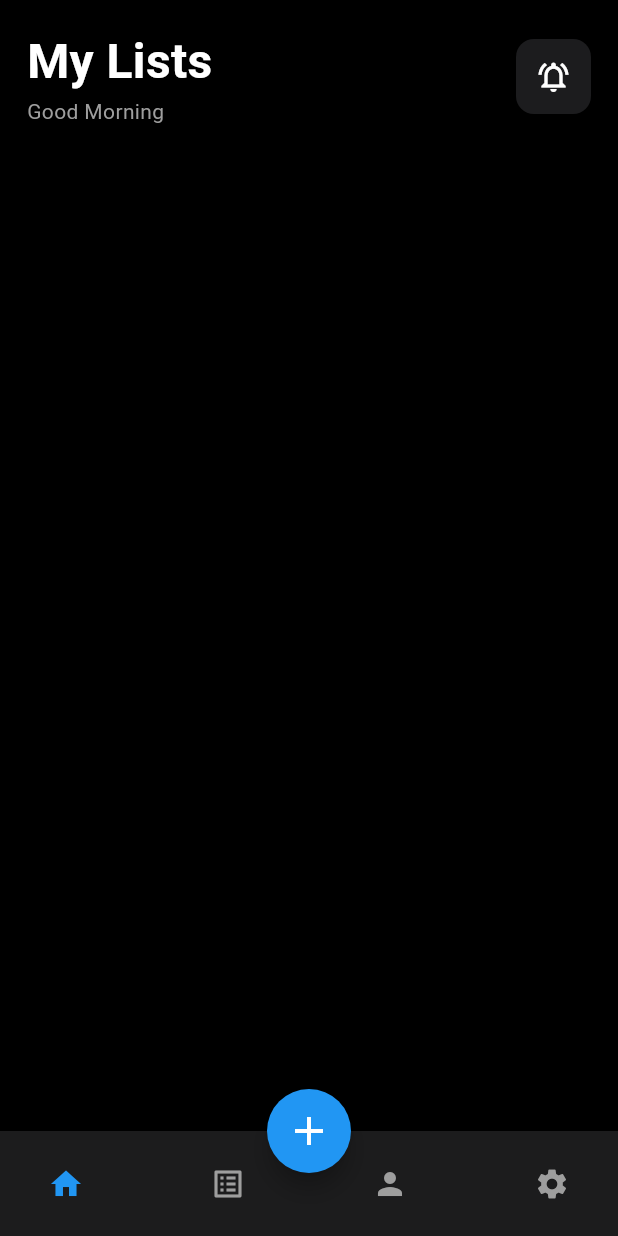
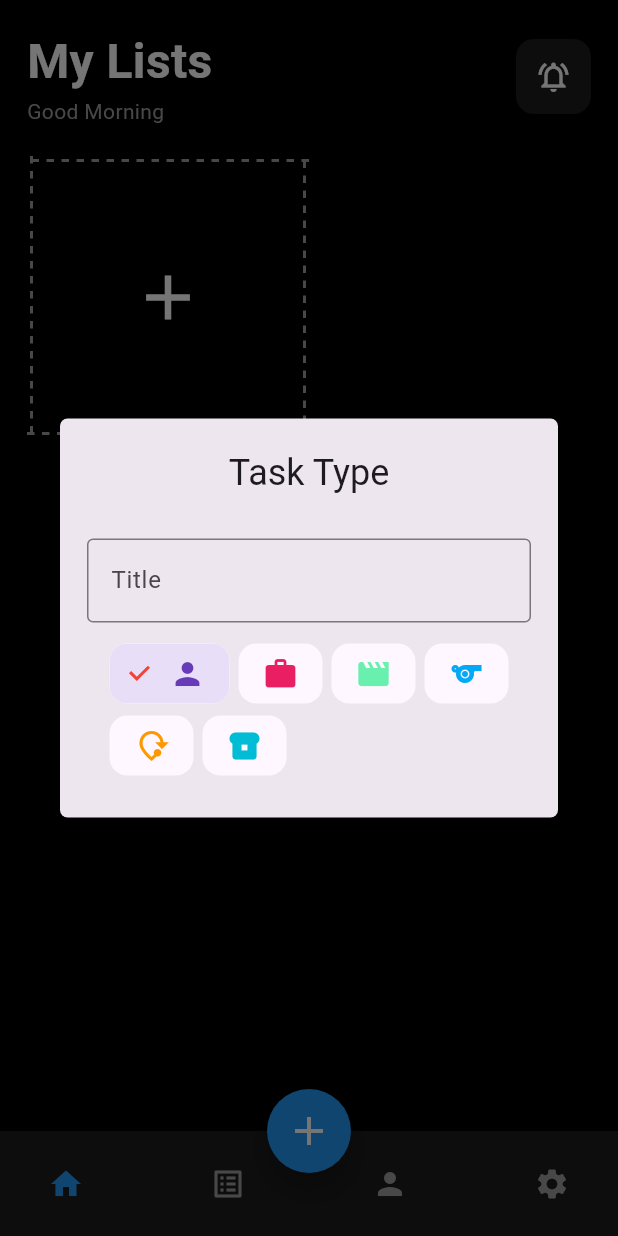
Before and after one commit to nam54828/Task-Todo, a Flutter app: the HomePage screen opened directly, item 2 of the bottom bar chosen, after a tap on the "home" icon, after a tap on the "add" icon, on a phone screen of 412 x 824 dp. Run offline on Flutter 3.47's test engine with Material 2 defaults, Android fonts, the phone set to English and light mode, and no system bars; our stand-ins replace get.

Commit message:
UI: add card task + used getX

```diff
--- /dev/null
+++ b/lib/Components/icons.dart
@@ -0,0 +1,12 @@
+import 'package:flutter/material.dart';
+
+List<Icon> icons(){
+  return const [
+    Icon(Icons.person, color: Colors.deepPurple,),
+    Icon(Icons.work, color: Colors.pink),
+    Icon(Icons.movie, color: Colors.greenAccent,),
+    Icon(Icons.sports, color: Colors.lightBlue,),
+    Icon(Icons.mode_of_travel, color: Colors.orange),
+    Icon(Icons.breakfast_dining, color: Colors.cyan,),
+  ];
+}
--- /dev/null
+++ b/lib/Controller/home_controller.dart
@@ -0,0 +1,13 @@
+
+import 'package:flutter/cupertino.dart';
+import 'package:get/get.dart';
+
+class HomeController extends GetxController {
+  final formKey = GlobalKey<FormState>();
+  final TextEditingController editingController = TextEditingController();
+  final chipIndex = 0.obs;
+
+  void changeChipIndex(int value) {
+    chipIndex.value = value;
+  }
+}
--- /dev/null
+++ b/lib/Helper/init_controller.dart
@@ -0,0 +1,6 @@
+import 'package:get/get.dart';
+import 'package:task_todo/Controller/home_controller.dart';
+
+Future<void> InitController() async {
+  Get.lazyPut(() => HomeController());
+}
--- /dev/null
+++ b/lib/Model/dotted_models.dart
@@ -0,0 +1,59 @@
+import 'package:flutter/material.dart';
+
+class Dotted extends CustomPainter { //CustomPainter cho phep ve truc tiep len 1 phan tu giao dien
+  final Color color;
+  final double dashWidth; // do dai cac net dut
+  final double dashSpace; // khoang cach net dut
+  final double strokeWidth; // do rong cua net
+
+  Dotted({
+    this.color = Colors.grey,
+    this.dashWidth = 5,
+    this.dashSpace = 5,
+    this.strokeWidth = 2
+});
+  @override
+  void paint(Canvas canvas, Size size){
+    final paint = Paint()
+        ..color = color // toan tu cascade de gan thuoc tinh cho color
+        ..strokeWidth = strokeWidth
+        ..style = PaintingStyle.stroke;
+
+    var x = 0.0; // ngang
+    var y = 0.0; // doc
+    final width = size.width;
+    final height = size.height;
+
+    // Top
+    while (x < width) {
+      canvas.drawLine(Offset(x, 0), Offset(x + dashWidth, 0), paint);
+      x += dashWidth + dashSpace;
+    }
+
+    x = width;
+    // Right
+    while (y < height) {
+      canvas.drawLine(Offset(x, y), Offset(x, y + dashWidth), paint);
+      y += dashWidth + dashSpace;
+    }
+
+    y = height;
+    // Bottom
+    while (x > 0) {
+      canvas.drawLine(Offset(x, y), Offset(x - dashWidth, y), paint);
+      x -= dashWidth + dashSpace;
+    }
+
+    x = 0.0;
+    // Left
+    while (y > 0) {
+      canvas.drawLine(Offset(x, y), Offset(x, y - dashWidth), paint);
+      y -= dashWidth + dashSpace;
+    }
+  }
+
+  @override
+  bool shouldRepaint(CustomPainter oldDelegate) {
+    return false;
+  }
+}
--- a/lib/View/Home/page/home.dart
+++ b/lib/View/Home/page/home.dart
@@ -1,13 +1,16 @@
 import 'package:flutter/material.dart';
+import 'package:task_todo/View/Home/widgets/add_card.dart';
 
 class Home extends StatelessWidget {
   const Home({Key? key}) : super(key: key);
 
   @override
   Widget build(BuildContext context) {
-    return SafeArea(child: Scaffold(
+    return SafeArea(
+        child: Scaffold(
       backgroundColor: Colors.black,
-      body: Padding(padding: EdgeInsets.all(18),
+      body: Padding(
+        padding: EdgeInsets.all(18),
         child: Column(
           children: [
             Row(
@@ -17,31 +20,46 @@ class Home extends StatelessWidget {
                   mainAxisAlignment: MainAxisAlignment.start,
                   crossAxisAlignment: CrossAxisAlignment.start,
                   children: [
-                  Text("My Lists",style: TextStyle(
+                    Text(
+                      "My Lists",
+                      style: TextStyle(
                           color: Colors.white,
                           fontWeight: FontWeight.bold,
-                    fontSize: 32
-                  ),),
-                  Text("Good Morning", style: TextStyle(
-                    color: Colors.grey
-                  ),)
+                          fontSize: 32),
+                    ),
+                    Text(
+                      "Good Morning",
+                      style: TextStyle(color: Colors.grey),
+                    )
                   ],
                 ),
                 Container(
                   height: 50,
                   width: 50,
-                child: IconButton(onPressed: (){},
-                    icon: Icon(Icons.notifications_active_outlined, color: Colors.white,)),
+                  child: IconButton(
+                      onPressed: () {},
+                      icon: Icon(
+                        Icons.notifications_active_outlined,
+                        color: Colors.white,
+                      )),
                   decoration: BoxDecoration(
                       color: Color.fromRGBO(28, 28, 30, 1),
-                  borderRadius: BorderRadius.circular(12)
-                ),
+                      borderRadius: BorderRadius.circular(12)),
                 )
               ],
             ),
-
+            SizedBox(
+              height: 20,
+            ),
+            GridView.count(
+              crossAxisCount: 2,
+              shrinkWrap: true,
+              physics: ClampingScrollPhysics(),
+              children: [AddCart()],
+            )
           ],
-      ),),
+        ),
+      ),
     ));
   }
 }
--- /dev/null
+++ b/lib/View/Home/widgets/add_card.dart
@@ -0,0 +1,81 @@
+import 'package:flutter/material.dart';
+import 'package:get/get.dart';
+import 'package:task_todo/Components/icons.dart';
+
+import 'package:task_todo/Model/dotted_models.dart';
+
+import '../../../Controller/home_controller.dart';
+
+class AddCart extends StatelessWidget {
+  final homeCtrl = Get.find<HomeController>();
+  AddCart({Key? key}) : super(key: key);
+  @override
+  Widget build(BuildContext context) {
+    final List<Icon> iconList = icons();
+    return Container(
+      margin: EdgeInsets.all(3),
+      child: InkWell(
+        onTap: ()async{
+          await Get.defaultDialog(
+            titlePadding: EdgeInsets.symmetric(vertical: 20),
+            radius: 5,
+            title: "Task Type",
+            content: Form(
+                key: homeCtrl.formKey,
+                child: Column(
+                  children: [
+                    Padding(
+                      padding: const EdgeInsets.symmetric(horizontal: 10),
+                      child: TextFormField(
+                        controller: homeCtrl.editingController,
+                        decoration: InputDecoration(
+                          border: OutlineInputBorder(),
+                          labelText: 'Title'
+                        ),
+                        validator: (value){
+                          if(value == null || value.trim().isEmpty){
+                            return 'Please enter your task title';
+                          }
+                          return null;
+                        },
+                      ),
+                    ),
+                    SizedBox(
+                      height: 10,
+                    ),
+                    Wrap(
+                      spacing: 6,
+                      children: iconList.map((icon) {
+                        final index = iconList.indexOf(icon);
+                        return Obx(() => FilterChip(
+                          label: icon,
+                          side: BorderSide.none,
+                          selected: homeCtrl.chipIndex.value == index,
+                          onSelected: (bool selected) {
+                            homeCtrl.chipIndex.value = selected ? index : 0;
+                          },
+                          // showCheckmark: false, // dau tich
+                          checkmarkColor: Colors.red,
+                          shape: RoundedRectangleBorder(
+                            borderRadius:BorderRadius.circular(12),
+                          ),
+                        ));
+                      }).toList(),
+                    ),
+                  ],
+            ))
+          );
+        },
+        child: CustomPaint(
+          painter: Dotted(),
+          child: Container(
+            width: 200,
+            height: 200,
+            alignment: Alignment.center,
+            child: Icon(Icons.add,color: Colors.white, size: 50),
+          ),
+        ),
+      ),
+    );
+  }
+}
--- a/lib/main.dart
+++ b/lib/main.dart
@@ -1,9 +1,9 @@
 import 'package:flutter/material.dart';
 import 'package:task_todo/View/Register/register.dart';
-
-import 'View/Login/login.dart';
-
-void main() {
+import 'package:task_todo/Helper/init_controller.dart' as di;
+import 'package:get/get.dart';
+Future<void> main() async{
+  await di.InitController();
   runApp(const MyApp());
 }
 
@@ -12,7 +12,7 @@ class MyApp extends StatelessWidget {
 
   @override
   Widget build(BuildContext context) {
-    return MaterialApp(
+    return GetMaterialApp(
       title: 'Task Todo',
       debugShowCheckedModeBanner: false,
       theme: ThemeData(
--- a/pubspec.yaml
+++ b/pubspec.yaml
@@ -38,6 +38,9 @@ dependencies:
   firebase_core: ^2.4.1
   firebase_auth: ^4.2.5
   cloud_firestore: ^4.3.1
+  equatable: ^2.0.5
+  get:
+  get_storage:
 dev_dependencies:
   flutter_test:
     sdk: flutter
```
Also changed, not shown: pubspec.lock. Lines whose indentation alone changed are shown as unchanged.
